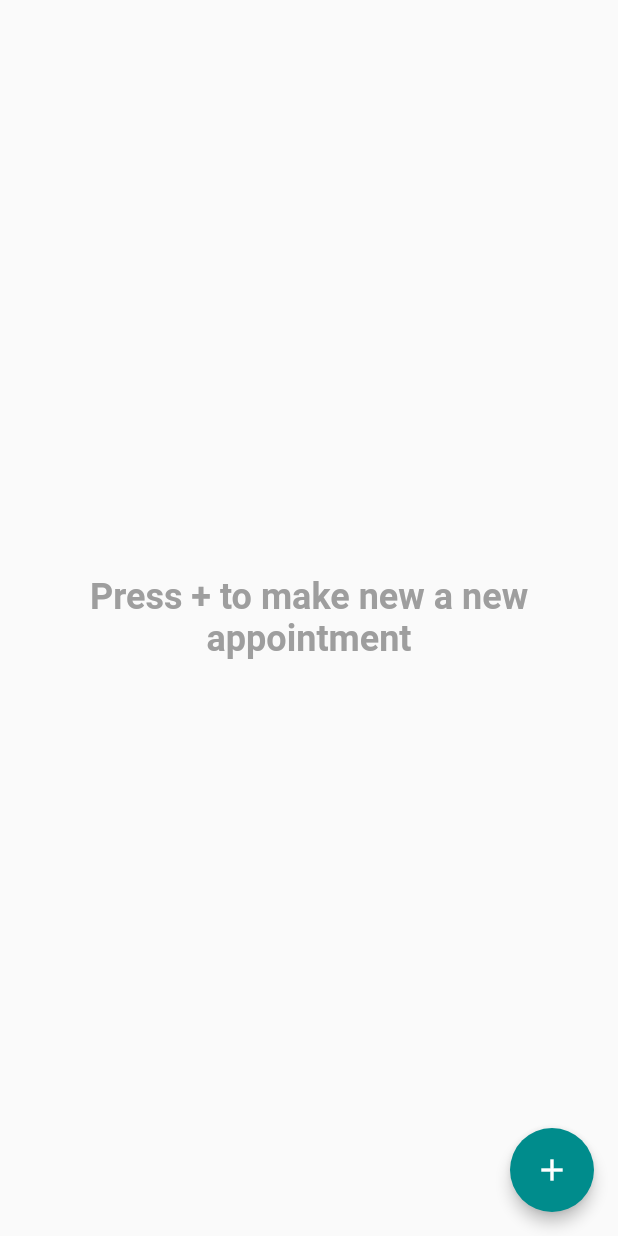
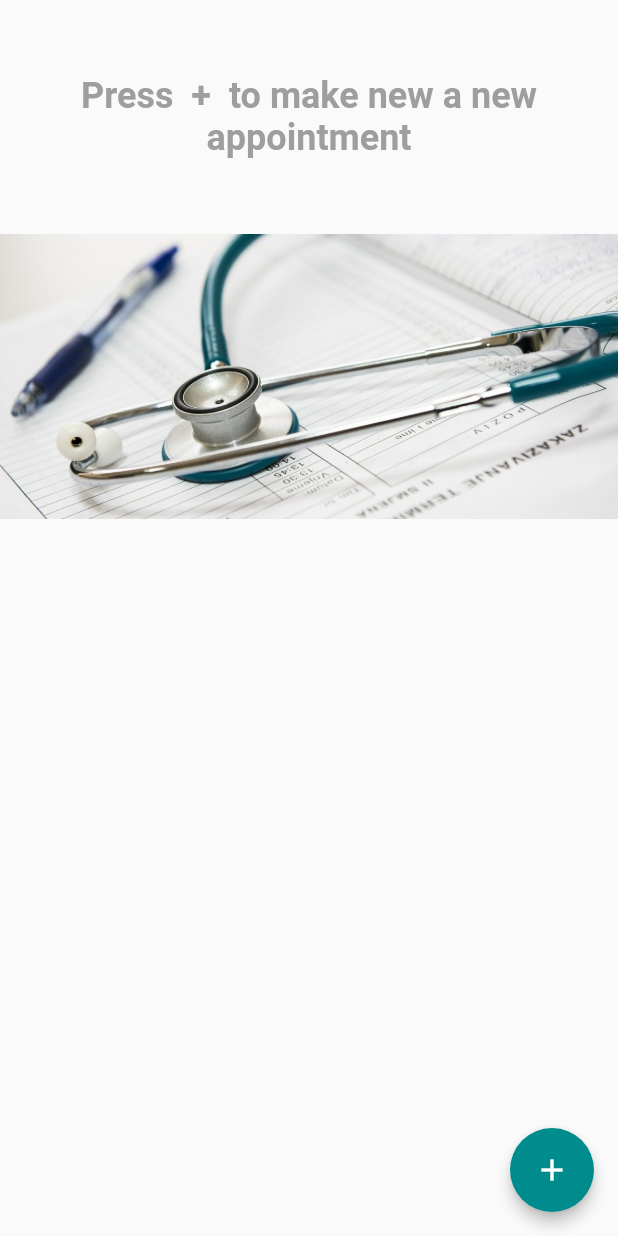
Before and after one commit to the-three-musketeerz/halemate-flutter, a Flutter app: the Appointments screen opened directly, on a phone screen of 412 x 824 dp. Run offline on Flutter 3.47's test engine with Material 2 defaults, Android fonts, the phone set to English and light mode, and no system bars; our stand-ins replace dropdown_formfield, firebase_messaging, flutter_local_notifications, geolocator, rxdart, shared_preferences; missing offline and left inert: webfeed; accounts and stored records are empty; network calls fail.

Commit message:
bfix: Fixed the alert system; ptch: improved UI for appointments

```diff
--- a/lib/views/Appointment/appointment.dart
+++ b/lib/views/Appointment/appointment.dart
@@ -1,5 +1,6 @@
 import 'package:flutter/material.dart';
 import 'package:flutter/painting.dart';
+import 'package:flutter/widgets.dart';
 import 'package:hale_mate/Services/Appointment/appointmentProvider.dart';
 import 'package:hale_mate/Services/Authenticate/authProvider.dart';
 import 'package:hale_mate/constants.dart';
@@ -123,15 +124,26 @@ Widget appointmentList(BuildContext context, List<Appointment> appointments){
       itemCount: appointments.length
   )
   : Center(
-    child: Text(
-      'Press + to make new a new appointment',
+    child: Column(
+      children: <Widget>[
+        SizedBox(height: 50.0),
+        Text(
+          'Press  +  to make new a new appointment',
           textAlign: TextAlign.center,
           style: TextStyle(
               fontSize: 24,
               color: Colors.grey,
               fontWeight: FontWeight.bold
           ),
-    ),
-  );
+        ),
+        SizedBox(height: 50.0),
+        Image.asset(
+            "assets/appointment.jpg",
+
+          fit: BoxFit.fitWidth,
+        )
+      ],
+
+  ));
 
 }
```
Also changed, not shown: lib/Services/Alert/alertService.dart (+9 -0 lines), assets/appointment.jpg (added).
